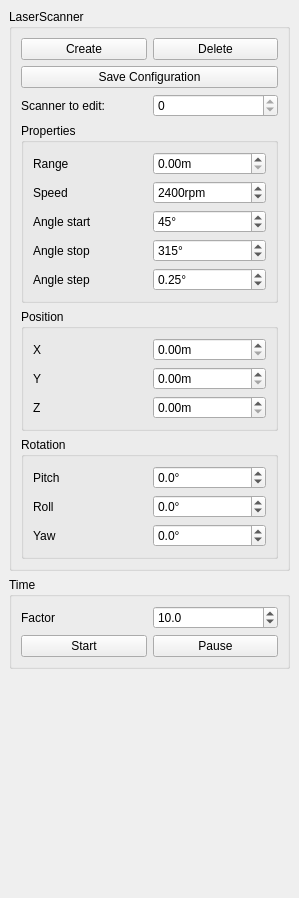
This is simulator/simulationcontrolwidget.ui in wpfhtl/octocopter as Qt 5 draws it before an edit. The edited form follows.
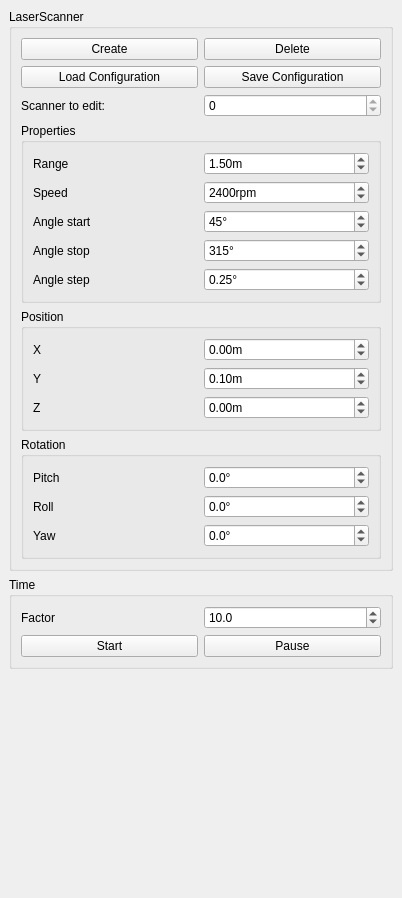
This is the edited form.

The edit to the form file:
```diff
--- a/simulator/simulationcontrolwidget.ui
+++ b/simulator/simulationcontrolwidget.ui
@@ -6,7 +6,7 @@
    <rect>
     <x>0</x>
     <y>0</y>
-    <width>299</width>
+    <width>402</width>
     <height>898</height>
    </rect>
   </property>
@@ -35,8 +35,15 @@
          </property>
         </widget>
        </item>
-       <item row="1" column="0" colspan="2">
-        <widget class="QPushButton" name="mBtnLaserScannerSaveConfiguration">
+       <item row="1" column="0">
+        <widget class="QPushButton" name="mBtnLaserScannerConfigurationLoad">
+         <property name="text">
+          <string>Load Configuration</string>
+         </property>
+        </widget>
+       </item>
+       <item row="1" column="1">
+        <widget class="QPushButton" name="mBtnLaserScannerConfigurationSave">
          <property name="text">
           <string>Save Configuration</string>
          </property>
@@ -80,6 +87,9 @@
               <property name="suffix">
                <string>m</string>
               </property>
+              <property name="value">
+               <double>1.500000000000000</double>
+              </property>
              </widget>
             </item>
            </layout>
@@ -215,6 +225,15 @@
               <property name="suffix">
                <string>m</string>
               </property>
+              <property name="minimum">
+               <double>-1.000000000000000</double>
+              </property>
+              <property name="maximum">
+               <double>1.000000000000000</double>
+              </property>
+              <property name="singleStep">
+               <double>0.010000000000000</double>
+              </property>
              </widget>
             </item>
            </layout>
@@ -233,6 +252,18 @@
               <property name="suffix">
                <string>m</string>
               </property>
+              <property name="minimum">
+               <double>-1.000000000000000</double>
+              </property>
+              <property name="maximum">
+               <double>1.000000000000000</double>
+              </property>
+              <property name="singleStep">
+               <double>0.010000000000000</double>
+              </property>
+              <property name="value">
+               <double>0.100000000000000</double>
+              </property>
              </widget>
             </item>
            </layout>
@@ -251,6 +282,15 @@
               <property name="suffix">
                <string>m</string>
               </property>
+              <property name="minimum">
+               <double>-1.000000000000000</double>
+              </property>
+              <property name="maximum">
+               <double>1.000000000000000</double>
+              </property>
+              <property name="singleStep">
+               <double>0.010000000000000</double>
+              </property>
              </widget>
             </item>
            </layout>
@@ -373,7 +413,7 @@
           <double>0.100000000000000</double>
          </property>
          <property name="maximum">
-          <double>100.000000000000000</double>
+          <double>1000.000000000000000</double>
          </property>
          <property name="singleStep">
           <double>0.100000000000000</double>
```
